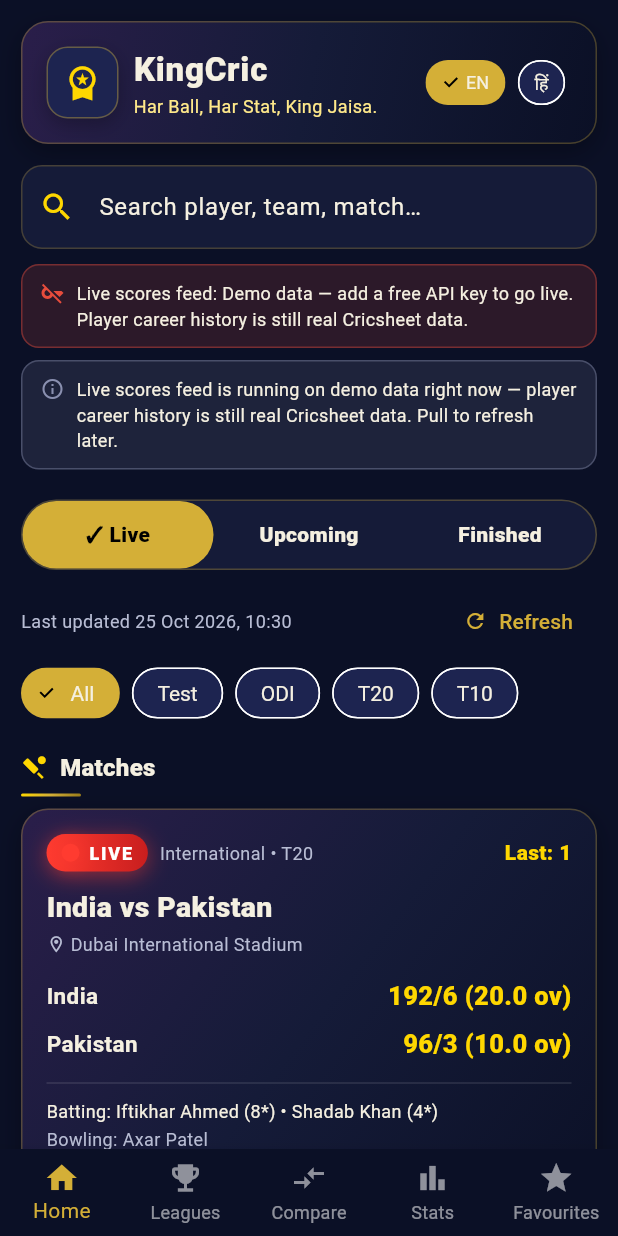
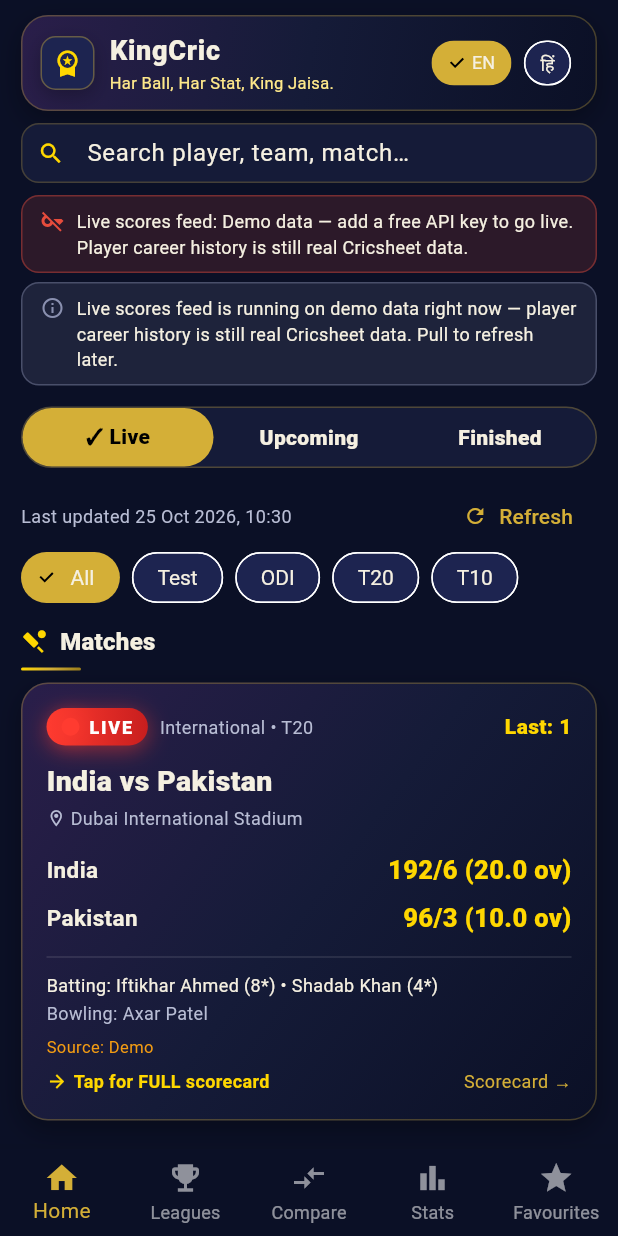
Before and after one commit to monsterbhaiya09-design/KingCric, a Flutter app: the screen it shows after launch, on a phone screen of 412 x 824 dp. Run offline on Flutter 3.47's test engine with Material 3 defaults, Android fonts, the phone set to English and light mode, and no system bars; our stand-ins replace shared_preferences; network calls fail.

Commit message:
KingCric v6: lib/screens/home_screen.dart

```diff
--- a/lib/screens/home_screen.dart
+++ b/lib/screens/home_screen.dart
@@ -157,21 +157,26 @@
       child: CenteredContent(
         child: ListView(
         physics: const AlwaysScrollableScrollPhysics(),
-        padding: const EdgeInsets.all(14),
+        // FIX HOME v6: slim header — top padding 14→10 so the
+        // first match card starts higher on a phone screen.
+        padding: const EdgeInsets.fromLTRB(14, 10, 14, 14),
         children: [
           // Premium header — gold crown + gradient title.
+          // FIX HOME v6: compact hero (was padding 16, 48dp logo,
+          // 22dp title, 2-line tagline ≈ 92dp tall; now ≈ 58dp).
           Container(
-            padding: const EdgeInsets.all(16),
+            padding:
+                const EdgeInsets.symmetric(horizontal: 12, vertical: 10),
             decoration: AppTheme.heroCard(),
             child: Row(
               children: [
                 Container(
-                  width: 48,
-                  height: 48,
+                  width: 36,
+                  height: 36,
                   alignment: Alignment.center,
                   decoration: BoxDecoration(
                     color: AppTheme.navyCard2,
-                    borderRadius: BorderRadius.circular(14),
+                    borderRadius: BorderRadius.circular(10),
                     border: Border.all(
                         color: AppTheme.gold.withValues(alpha: 0.40),
                         width: 1),
@@ -184,7 +189,7 @@
                     ],
                   ),
                   child: const Icon(Icons.workspace_premium,
-                      size: 26, color: AppTheme.goldLight),
+                      size: 20, color: AppTheme.goldLight),
                 ),
                 const SizedBox(width: 10),
                 Expanded(
@@ -201,15 +206,15 @@
                             maxLines: 1,
                             softWrap: false,
                             style: const TextStyle(
-                                fontSize: 22,
+                                fontSize: 18,
                                 fontWeight: FontWeight.w900,
                                 letterSpacing: 0.5)),
                       ),
                       Text(lang.t('tagline'),
-                          maxLines: 2,
+                          maxLines: 1,
                           overflow: TextOverflow.ellipsis,
                           style: const TextStyle(
-                              color: AppTheme.goldSoft, fontSize: 12)),
+                              color: AppTheme.goldSoft, fontSize: 11)),
                     ],
                   ),
                 ),
@@ -218,7 +223,7 @@
               ],
             ),
           ),
-          const SizedBox(height: 14),
+          const SizedBox(height: 8),
           TextField(
             controller: _searchController,
             onChanged: (v) => setState(() => _query = v),
@@ -226,6 +231,16 @@
             decoration: InputDecoration(
               hintText: lang.t('search_hint'),
               prefixIcon: const Icon(Icons.search, color: AppTheme.goldLight),
+              // FIX HOME v6: the default 48dp prefix-icon box is
+              // what pinned the bar at 48dp; a 40dp box lets the
+              // compact padding actually slim the bar.
+              prefixIconConstraints:
+                  const BoxConstraints(minWidth: 40, minHeight: 40),
+              // FIX HOME v6: compact search bar (was ~56dp tall
+              // with default content padding; now ~44dp).
+              isDense: true,
+              contentPadding: const EdgeInsets.symmetric(
+                  horizontal: 12, vertical: 8),
               // Clear button: one tap resets the filter (no dead query).
               suffixIcon: _query.isEmpty
                   ? null
@@ -233,7 +248,7 @@
                       button: true,
                       label: lang.isHindi ? 'खोज साफ़ करें' : 'Clear search',
                       child: IconButton(
-                        icon: const Icon(Icons.clear, size: 20),
+                        icon: const Icon(Icons.clear, size: 18),
                         tooltip: lang.isHindi ? 'साफ़ करें' : 'Clear',
                         onPressed: () {
                           _searchController.clear();
@@ -244,19 +259,19 @@
               filled: true,
               fillColor: AppTheme.navyCard,
               border: OutlineInputBorder(
-                  borderRadius: BorderRadius.circular(14),
+                  borderRadius: BorderRadius.circular(12),
                   borderSide: BorderSide(
                       color: AppTheme.gold.withValues(alpha: 0.35))),
               enabledBorder: OutlineInputBorder(
-                  borderRadius: BorderRadius.circular(14),
+                  borderRadius: BorderRadius.circular(12),
                   borderSide: BorderSide(
                       color: AppTheme.gold.withValues(alpha: 0.25))),
               focusedBorder: OutlineInputBorder(
-                  borderRadius: BorderRadius.circular(14),
+                  borderRadius: BorderRadius.circular(12),
                   borderSide: const BorderSide(color: AppTheme.gold)),
             ),
           ),
-          const SizedBox(height: 10),
+          const SizedBox(height: 8),
           // SQUAD B: four banners, four DISTINCT looks — never silent
           // degrade, never two states in the same amber box.
           // (a) No key configured -> demo mode by construction.
@@ -316,7 +331,7 @@
                   overflow: TextOverflow.ellipsis,
                   style: const TextStyle(fontSize: 12)),
             ),
-          const SizedBox(height: 12),
+          const SizedBox(height: 8),
           // V3 BUG FIX: SegmentedButton wrapped "Upcoming" as
           // "Upcomin g" on narrow screens. Custom tabs with FittedBox
           // scale labels down instead of wrapping them.
@@ -324,7 +339,7 @@
             filter: _filter,
             onChanged: (v) => setState(() => _filter = v),
           ),
-          const SizedBox(height: 10),
+          const SizedBox(height: 8),
           // Freshness signal (CricketLineX / Cricbuzz pattern):
           // "Last updated + date" + manual Refresh, always visible.
           Row(
@@ -371,9 +386,11 @@
                           child: ChoiceChip(
                             label: Text(f == 'All' ? lang.t('all') : f),
                             selected: _formatFilter == f,
-                            // G6: 48dp tap target.
+                            // FIX HOME v6: compact chips (~32dp, was
+                            // 48dp with padded tap target) so the
+                            // Matches header starts higher.
                             materialTapTargetSize:
-                                MaterialTapTargetSize.padded,
+                                MaterialTapTargetSize.shrinkWrap,
                             onSelected: (_) =>
                                 setState(() => _formatFilter = f),
                           ),
@@ -490,8 +507,10 @@
       label: semanticsLabel,
       child: Container(
         width: double.infinity,
-        margin: const EdgeInsets.only(bottom: 8),
-        padding: const EdgeInsets.symmetric(horizontal: 12, vertical: 10),
+        // FIX HOME v6: tighter banner (margin bottom 8→6,
+        // vertical padding 10→8).
+        margin: const EdgeInsets.only(bottom: 6),
+        padding: const EdgeInsets.symmetric(horizontal: 12, vertical: 8),
         decoration: BoxDecoration(
           color: color.withValues(alpha: 0.15),
           borderRadius: BorderRadius.circular(12),
@@ -546,9 +565,10 @@
                 onTap: () => onChanged(tabs[i].$1),
                 borderRadius: BorderRadius.circular(24),
                 child: Container(
-                  // G6: 48dp tap target (12 vertical padding + text).
+                  // FIX HOME v6: tighter filter tabs (vertical
+                  // padding 12→9, still a comfortable tap target).
                   padding: const EdgeInsets.symmetric(
-                      horizontal: 4, vertical: 12),
+                      horizontal: 4, vertical: 9),
                   decoration: BoxDecoration(
                     color: filter == tabs[i].$1
                         ? AppTheme.gold
```
